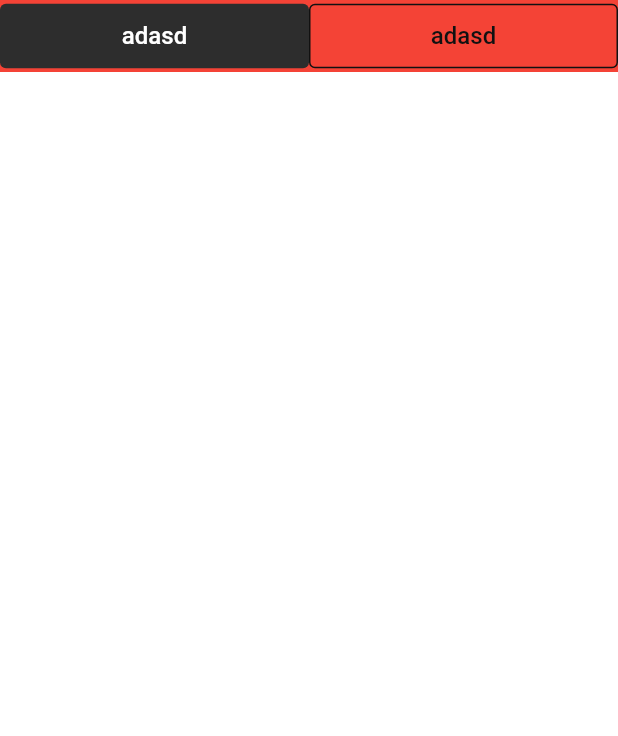
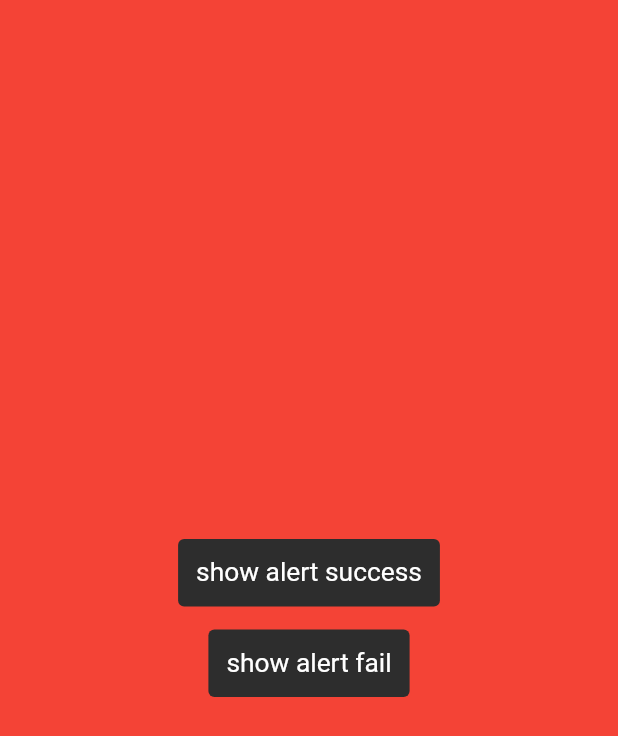
Before and after one commit to hapo-khangld/Flutter_base_v2, a Flutter app: the screen it shows after launch, on a phone screen of 412 x 824 dp. Shown: the top 736 px of the screen. Run offline on Flutter 3.47's test engine with Material 2 defaults, Android fonts, the phone set to English and light mode, and no system bars; our stand-ins replace cached_network_image, connectivity_plus, easy_localization, equatable, flutter_bloc, flutter_native_splash and 5 more.

Commit message:
feature : add component error , empty , loading, pop up alert widgets

```diff
--- a/lib/core/base_bloc/base_widget_with_bloc.dart
+++ b/lib/core/base_bloc/base_widget_with_bloc.dart
@@ -1,4 +1,5 @@
 import 'package:dayaway/core/utils/log.dart';
+import 'package:dayaway/widgets/widgets.dart';
 import 'package:flutter/material.dart';
 import 'package:flutter_bloc/flutter_bloc.dart';
 import 'package:pull_to_refresh/pull_to_refresh.dart';
@@ -114,7 +115,7 @@ abstract class ComponentState<W extends StatefulWidget, E extends BaseBlocEvent,
           minWidth: double.infinity,
           minHeight: double.infinity,
         ),
-        child: Loading.screenLoadingSpinner(),
+        child: const NutsActivityIndicator(),
       ),
     );
   }
--- a/lib/resources/images.dart
+++ b/lib/resources/images.dart
@@ -10,4 +10,11 @@ class ImageDef {
   }
 
   final String imageError = 'assets/images/dayaway_plash.png';
+
+  /// ICONS
+  final String icNoData = 'assets/images/icons/ic_no_data.svg';
+  final String icContentError = 'assets/images/icons/ic_content_error.svg';
+  final String icSuccess = 'assets/images/icons/ic_success.svg';
+  final String icFailed = 'assets/images/icons/ic_failed.svg';
+
 }
--- a/lib/resources/styles.dart
+++ b/lib/resources/styles.dart
@@ -1,3 +1,4 @@
+import 'package:dayaway/core/utils/extensions.dart';
 import 'package:flutter/material.dart';
 import 'numbers.dart';
 
@@ -39,6 +40,27 @@ abstract class ColorsDef {
 abstract class TextStyleDef {
   //
   static TextStyle textButtonTextStyle = const TextStyle(
-      color: ColorsDef.white, fontSize: dimen_16, fontWeight: FontWeight.w500);
+    color: ColorsDef.white,
+    fontSize: dimen_16,
+    fontWeight: FontWeight.w400,
+  );
+
+  static TextStyle textContentErrorTextStyle = const TextStyle(
+    color: ColorsDef.kPrimary,
+    fontSize: dimen_16,
+    fontWeight: FontWeight.w300,
+  );
+
+  static TextStyle textTitleTextStyle = const TextStyle(
+    color: ColorsDef.kPrimary,
+    fontSize: dimen_18,
+    fontWeight: FontWeight.w500,
+  );
+
+  static TextStyle textBodyTextStyle = const TextStyle(
+    color: ColorsDef.kPrimary80,
+    fontSize: dimen_14,
+    fontWeight: FontWeight.w300,
+  );
   //
 }
--- a/lib/resources/themes.dart
+++ b/lib/resources/themes.dart
@@ -1,3 +1,4 @@
+import 'package:dayaway/core/utils/extensions.dart';
 import 'package:flutter/material.dart';
 
 import 'numbers.dart';
@@ -48,7 +49,8 @@ class ThemeDef {
       shape: RoundedRectangleBorder(
         borderRadius: BorderRadius.circular(dimen_4),
       ),
-        onSurface: ColorsDef.white),
+      onSurface: ColorsDef.white,
+    ),
   );
 
   late final OutlinedButtonThemeData outlinedButtonTheme =
@@ -59,7 +61,7 @@ class ThemeDef {
       padding: const EdgeInsets.all(dimen_12),
       textStyle: TextStyleDef.textButtonTextStyle,
       side: const BorderSide(
-        width: 1,
+        width: dimen_1,
         color: ColorsDef.black,
       ),
       shape: RoundedRectangleBorder(
--- a/lib/screens/main_screen.dart
+++ b/lib/screens/main_screen.dart
@@ -1,3 +1,8 @@
+import 'package:dayaway/core/utils/extensions.dart';
+import 'package:dayaway/resources/R.dart';
+import 'package:dayaway/resources/numbers.dart';
+import 'package:dayaway/resources/styles.dart';
+import 'package:dayaway/widgets/widgets.dart';
 import 'package:flutter/material.dart';
 
 class MainScreen extends StatelessWidget {
@@ -5,20 +10,62 @@ class MainScreen extends StatelessWidget {
   @override
   Widget build(BuildContext context) {
     return Scaffold(
-      backgroundColor: Colors.white,
       body: Container(
         color: Colors.red,
-        child: Row(
+        width: MediaQuery.of(context).size.width,
+        child: Column(
           crossAxisAlignment: CrossAxisAlignment.center,
-          mainAxisAlignment: MainAxisAlignment.spaceAround,
+          mainAxisAlignment: MainAxisAlignment.center,
           children: [
-            Expanded(
-              child: TextButton(onPressed: () {}, child: const Text('adasd')),
+            TextButton(
+              onPressed: () {
+                showDialog(
+                  context: context,
+                  builder: (BuildContext context) {
+                    return AlertDialog(
+                      insetPadding:
+                          EdgeInsets.symmetric(horizontal: dimen_20.w),
+                      contentPadding: const EdgeInsets.all(dimen_0),
+                      content: PopUpAlert(
+                        title: 'Lorem Ipsum',
+                        content:
+                            'Contrary to popular belief, Lorem Ipsum is not simply random text. It has roots in a piece of classical Latin literature from 45 BC, making it over 2000 years old.',
+                        icon: R.images.icSuccess,
+                      ),
+                    );
+                  },
+                );
+              },
+              child: Text(
+                'show alert success',
+                style: TextStyleDef.textButtonTextStyle.sp,
+              ),
             ),
-            Expanded(
-              child: OutlinedButton(
-                onPressed: () {},
-                child: const Text('adasd'),
+            SizedBox(
+              height: dimen_10.h,
+            ),
+            TextButton(
+              onPressed: () {
+                showDialog(
+                  context: context,
+                  builder: (BuildContext context) {
+                    return AlertDialog(
+                      insetPadding:
+                      EdgeInsets.symmetric(horizontal: dimen_20.w),
+                      contentPadding: const EdgeInsets.all(dimen_0),
+                      content: PopUpAlert(
+                        title: 'Lorem Ipsum',
+                        content:
+                        'Contrary to popular belief, Lorem Ipsum is not simply random text. It has roots in a piece of classical Latin literature from 45 BC, making it over 2000 years old.',
+                        icon: R.images.icFailed,
+                      ),
+                    );
+                  },
+                );
+              },
+              child: Text(
+                'show alert fail',
+                style: TextStyleDef.textButtonTextStyle.sp,
               ),
             ),
           ],
--- a/lib/widget/image_widget.dart
+++ b/lib/widgets/image_widget/image_widget.dart
@@ -5,8 +5,8 @@ import 'package:dayaway/core/utils/screen_utils.dart';
 import 'package:flutter/material.dart';
 import 'package:flutter_svg/svg.dart';
 
-import '../core/utils/extensions.dart';
-import '../resources/styles.dart';
+import '../../core/utils/extensions.dart';
+import '../../resources/styles.dart';
 
 abstract class AppImageCacheManager {
   static const bool enableCache = true;
--- /dev/null
+++ b/lib/widgets/widgets.dart
@@ -0,0 +1,6 @@
+export 'nuts_activity_indicator/nuts_activity_indicator.dart';
+export 'custom_smart_refresh/custom_smart_refresh.dart';
+export 'image_widget/image_widget.dart';
+export 'empty_view/empty_view.dart';
+export 'error_view/error_view.dart';
+export 'pop_up_alert/pop_up_alert.dart';
--- a/pubspec.yaml
+++ b/pubspec.yaml
@@ -50,6 +50,7 @@ flutter:
       - assets/fonts/
       - assets/translations/
       - assets/images/
+      - assets/images/icons/
 
 
   # An image asset can refer to one or more resolution-specific "variants", see
```
Also changed, not shown: lib/widgets/empty_view/empty_view.dart (added, +22 -0 lines), lib/widgets/error_view/error_view.dart (added, +35 -0 lines), lib/widgets/nuts_activity_indicator/nuts_activity_indicator.dart (added, +217 -0 lines), lib/widgets/pop_up_alert/pop_up_alert.dart (added, +87 -0 lines), assets/images/icons/ic_content_error.svg (added), assets/images/icons/ic_no_data.svg (added), assets/images/icons/ic_success.svg (added), lib/widgets/custom_smart_refresh/custom_smart_refresh.dart (renamed from lib/widget/custom_smart_refresh.dart). Lines whose indentation alone changed are shown as unchanged.
